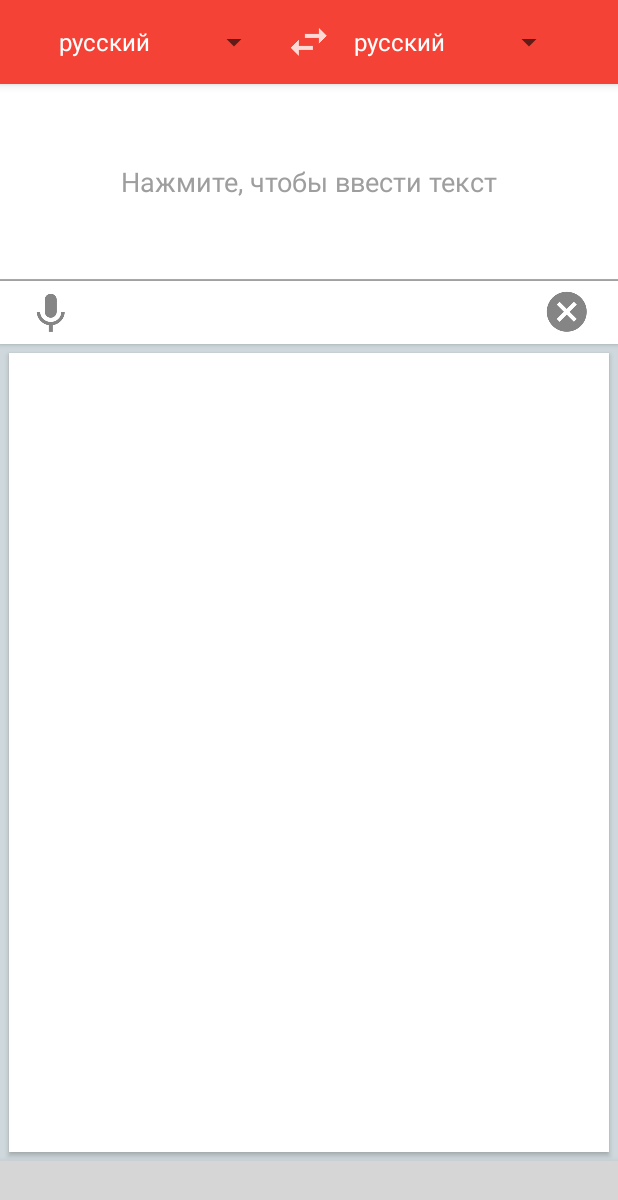
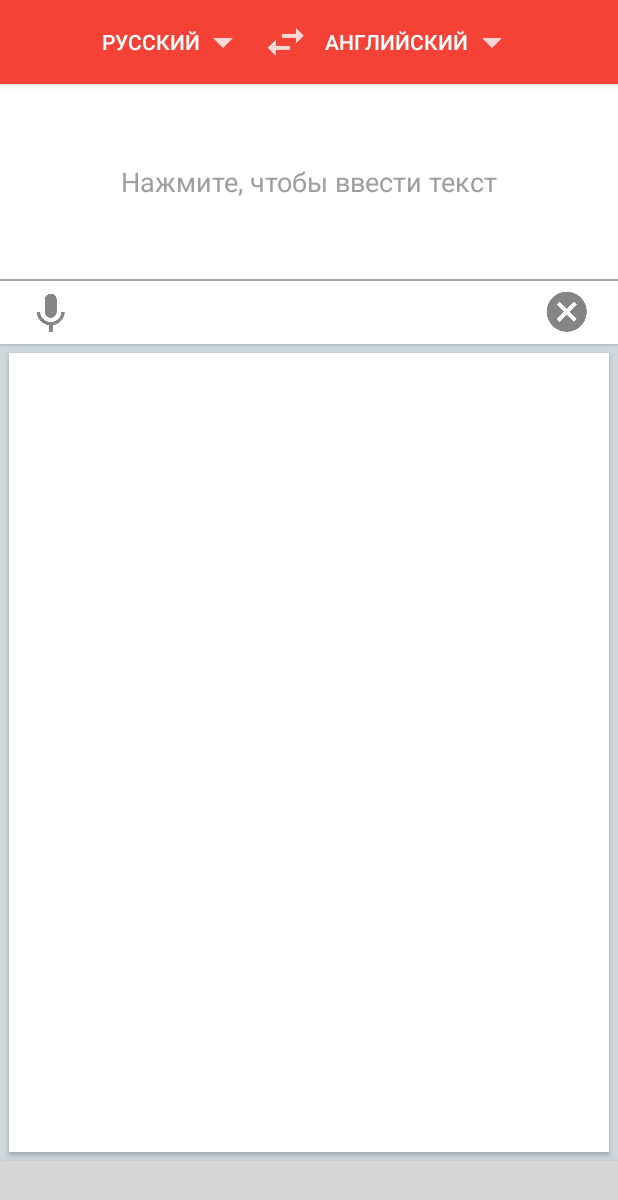
Before and after one commit to poisondart/TestTaskForYandex, an Android app: the screen it shows after launch (MainActivity), on a phone screen of 412 x 824 dp. Shown: the top 1200 px of the screen. Run offline under Robolectric (Android 15) with nearby library versions, the phone set to English and light mode, and no system bars; libraries missing offline, so code that uses them is left out: com.ittianyu.bottomnavigationviewex; plain views replace BottomNavigationViewEx; 7 statements that could not run were skipped; grey boxes are pictures that could not be loaded.

```diff
--- a/app/build.gradle
+++ b/app/build.gradle
@@ -29,5 +29,6 @@ dependencies {
     compile 'com.android.support:design:25.3.1'
     compile 'com.github.ittianyu:BottomNavigationViewEx:1.2.1'
     compile 'com.android.support:preference-v14:25.3.1'
+    compile 'com.android.support.constraint:constraint-layout:1.0.2'
     testCompile 'junit:junit:4.12'
 }
--- a/app/src/main/AndroidManifest.xml
+++ b/app/src/main/AndroidManifest.xml
@@ -16,8 +16,8 @@
                 <category android:name="android.intent.category.LAUNCHER"/>
             </intent-filter>
         </activity>
-        <activity android:name=".FavAndHistActivity"
-            android:theme="@style/AppTheme">
+        <activity android:name=".CLHostActivity"
+                  android:theme="@style/AppTheme">
         </activity>
     </application>
 
--- a/app/src/main/java/com/example/nix/testtaskforyandex/bottom_nav_fragments/TranslationFragment.java
+++ b/app/src/main/java/com/example/nix/testtaskforyandex/bottom_nav_fragments/TranslationFragment.java
@@ -1,33 +1,44 @@
 package com.example.nix.testtaskforyandex.bottom_nav_fragments;
 
+import android.content.Intent;
 import android.os.Bundle;
 import android.support.annotation.Nullable;
 import android.support.v4.app.Fragment;
 import android.view.LayoutInflater;
 import android.view.View;
 import android.view.ViewGroup;
-import android.widget.ArrayAdapter;
-import android.widget.Spinner;
+import android.widget.Button;
+import com.example.nix.testtaskforyandex.CLHostActivity;
 import com.example.nix.testtaskforyandex.R;
 
 /**
  * Created by Nix on 06.10.2017.
  */
 
-public class TranslationFragment extends Fragment {
-    private Spinner mFirstLanguageSp, mSecondLanguageSp;
-    String[] data = {"русский", "английский", "казахский", "украинский", "немецкий"};
+public class TranslationFragment extends Fragment implements View.OnClickListener{
+    private Button mFirstLanguageButton, mSecondLanguageButton;
     @Nullable
     @Override
     public View onCreateView(LayoutInflater inflater, @Nullable ViewGroup container, @Nullable Bundle savedInstanceState) {
         View v = inflater.inflate(R.layout.translator_fragment_layout, container, false);
-        mFirstLanguageSp = (Spinner)v.findViewById(R.id.f_language);
-        mSecondLanguageSp = (Spinner)v.findViewById(R.id.s_language);
-        // адаптер
-        ArrayAdapter<String> adapter = new ArrayAdapter<>(getContext(), R.layout.simple_spinner_item, data);
-        adapter.setDropDownViewResource(android.R.layout.simple_spinner_dropdown_item);
-        mFirstLanguageSp.setAdapter(adapter);
-        mSecondLanguageSp.setAdapter(adapter);
+        mFirstLanguageButton = (Button)v.findViewById(R.id.f_lan_button);
+        mSecondLanguageButton = (Button)v.findViewById(R.id.s_lan_button);
+        mFirstLanguageButton.setOnClickListener(this);
+        mSecondLanguageButton.setOnClickListener(this);
         return v;
     }
+
+    @Override
+    public void onClick(View view) {
+        switch (view.getId()){
+            case R.id.f_lan_button:
+                Intent intent1 = new Intent(getActivity(), CLHostActivity.class);
+                startActivity(intent1);
+                break;
+            case R.id.s_lan_button:
+                Intent intent2 = new Intent(getActivity(), CLHostActivity.class);
+                startActivity(intent2);
+                break;
+        }
+    }
 }
--- a/app/src/main/res/layout/translator_fragment_layout.xml
+++ b/app/src/main/res/layout/translator_fragment_layout.xml
@@ -3,7 +3,6 @@
     xmlns:android="http://schemas.android.com/apk/res/android"
     android:layout_width="match_parent"
     android:layout_height="match_parent"
-    xmlns:app="http://schemas.android.com/apk/res-auto"
     android:background="@color/colorGrey">
     <android.support.design.widget.AppBarLayout
         android:layout_width="match_parent"
@@ -12,24 +11,31 @@
             android:layout_width="match_parent"
             android:layout_height="match_parent"
             android:gravity="center">
-            <Spinner
-                android:id="@+id/f_language"
+            <Button
+                android:id="@+id/f_lan_button"
                 android:layout_width="wrap_content"
-                android:layout_height="match_parent"
-                app:popupTheme="@style/ThemeOverlay.AppCompat.Light">
-            </Spinner>
+                android:layout_height="wrap_content"
+                android:drawableEnd="@drawable/ic_arrow_down"
+                android:drawableRight="@drawable/ic_arrow_down"
+                android:background="@color/colorPrimary"
+                android:text="@string/placeholder_l1"
+                style="?android:attr/borderlessButtonStyle"
+                android:textColor="@color/colorWhite"/>
             <ImageButton
                 android:layout_width="52dp"
                 android:layout_height="match_parent"
                 android:src="@drawable/ic_switch_languages"
                 android:background="@color/colorPrimary"/>
-
-            <Spinner
-                android:id="@+id/s_language"
+            <Button
+                android:id="@+id/s_lan_button"
                 android:layout_width="wrap_content"
-                android:layout_height="match_parent"
-                app:popupTheme="@style/ThemeOverlay.AppCompat.Light">
-            </Spinner>
+                android:layout_height="wrap_content"
+                android:drawableEnd="@drawable/ic_arrow_down"
+                android:drawableRight="@drawable/ic_arrow_down"
+                android:background="@color/colorPrimary"
+                android:text="@string/placeholder_l2"
+                style="?android:attr/borderlessButtonStyle"
+                android:textColor="@color/colorWhite"/>
         </LinearLayout>
     </android.support.design.widget.AppBarLayout>
     <RelativeLayout
--- a/app/src/main/res/values/strings.xml
+++ b/app/src/main/res/values/strings.xml
@@ -13,6 +13,8 @@
     <string name="placeholder1">Переводчик</string>
     <string name="placeholder2">История и Избранное</string>
     <string name="placeholder3">Настройки</string>
+    <string name="placeholder_l1">русский</string>
+    <string name="placeholder_l2">английский</string>
     <string name="placeholder_tabs1">История</string>
     <string name="placeholder_tabs2">Избранное</string>
     <!-- -->
```
Also changed, not shown: app/src/main/java/com/example/nix/testtaskforyandex/CLHostActivity.java (added, +23 -0 lines), app/src/main/java/com/example/nix/testtaskforyandex/ChooseLanguageFragment.java (added, +25 -0 lines), app/src/main/java/com/example/nix/testtaskforyandex/FavAndHistActivity.java (deleted, +0 -13 lines), app/src/main/res/layout/activity_clhost.xml (added, +8 -0 lines), app/src/main/res/layout/activity_fav_and_hist.xml (deleted, +0 -33 lines), app/src/main/res/layout/choose_lang_fragment.xml (added, +21 -0 lines), app/src/main/res/drawable-hdpi/ic_arrow_down.png (added), app/src/main/res/drawable-mdpi/ic_arrow_down.png (added), app/src/main/res/drawable-xhdpi/ic_arrow_down.png (added), app/src/main/res/drawable-xxhdpi/ic_arrow_down.png (added).
